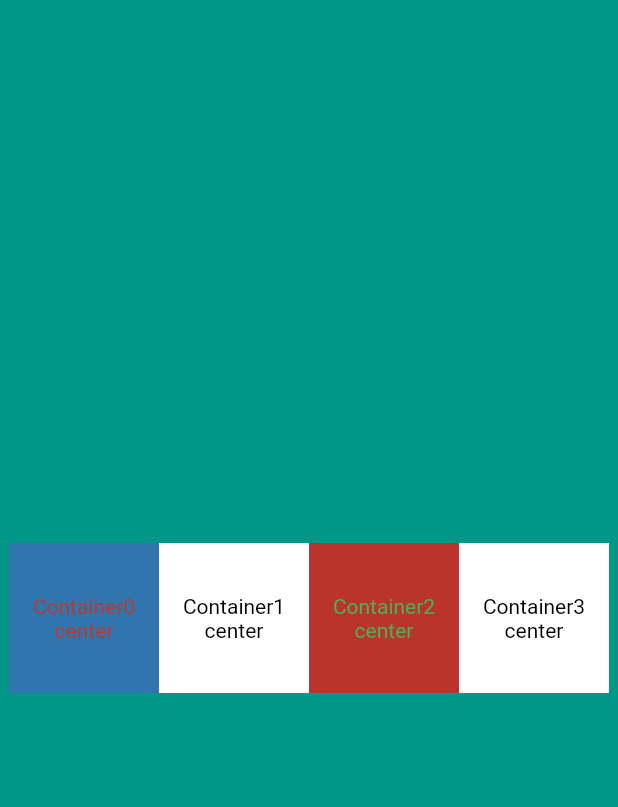
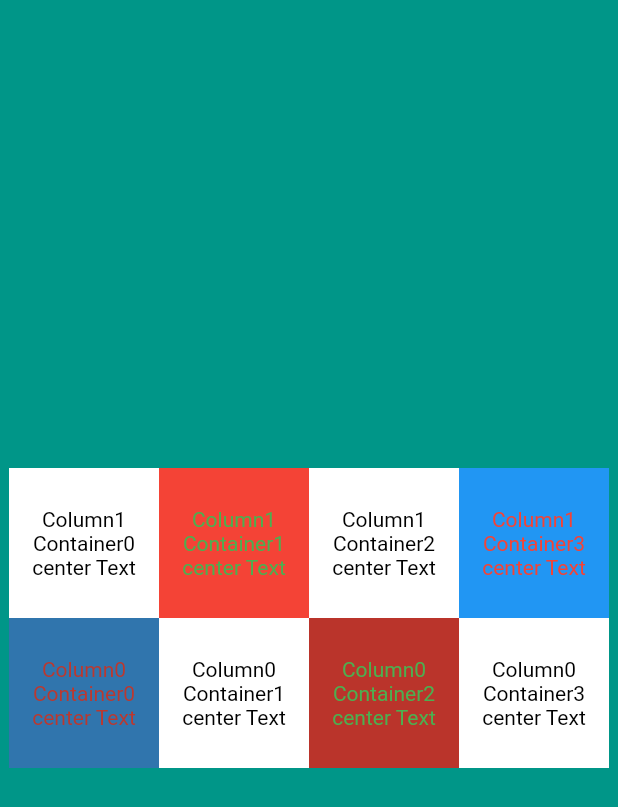
Before and after one commit to haguremon/layout_widgets_0, a Flutter app: the screen it shows after launch, on a phone screen of 412 x 824 dp. Shown: the top 807 px of the screen. Run offline on Flutter 3.47's test engine with Material 2 defaults, Android fonts, the phone set to English and light mode, and no system bars.

Commit message:
Columnの中にRowを入れる形でやってみた

```diff
--- a/lib/main.dart
+++ b/lib/main.dart
@@ -28,7 +28,11 @@ class MyApp extends StatelessWidget {
         body: SafeArea(
           child: Center(
               //Columnを使うことによって子ウィジェットを縦に並べて表示する事ができる
-              child: Row(
+              child: Column(
+                mainAxisSize: MainAxisSize.min,
+                verticalDirection: VerticalDirection.up,
+                children: [
+                  Row(
             //mainAxisAlignmentはchildrenの配置についてかな　MainAxisSize.minだと全く意味ない
             // mainAxisAlignment: MainAxisAlignment.center,
             //mainAxisAlignment: MainAxisAlignment.end,
@@ -48,7 +52,7 @@ class MyApp extends StatelessWidget {
                     color: const Color.fromARGB(255, 48, 117, 173),
                     child: const Center(
                       child: Text(
-                    'Container0 center',
+                        'Column0 Container0 center Text',
                         textAlign: TextAlign.center,
                         style: TextStyle(
                           color: Color.fromARGB(255, 187, 56, 47),
@@ -62,7 +66,7 @@ class MyApp extends StatelessWidget {
                     color: Colors.white,
                     child: const Center(
                       child: Text(
-                    'Container1 center',
+                        'Column0 Container1 center Text',
                         textAlign: TextAlign.center,
                         style: TextStyle(
                           color: Colors.black,
@@ -76,7 +80,7 @@ class MyApp extends StatelessWidget {
                     color: const Color.fromARGB(255, 186, 52, 43),
                     child: const Center(
                       child: Text(
-                    'Container2 center',
+                        'Column0 Container2 center Text',
                         textAlign: TextAlign.center,
                         style: TextStyle(
                           color: Colors.green,
@@ -90,7 +94,7 @@ class MyApp extends StatelessWidget {
                     color: Colors.white,
                     child: const Center(
                       child: Text(
-                    'Container3 center',
+                        'Column0 Container3 center Text',
                         textAlign: TextAlign.center,
                         style: TextStyle(
                           color: Colors.black,
@@ -99,6 +103,80 @@ class MyApp extends StatelessWidget {
                     ),
                   )
             ],
+          ),
+           Row(
+            //mainAxisAlignmentはchildrenの配置についてかな　MainAxisSize.minだと全く意味ない
+            // mainAxisAlignment: MainAxisAlignment.center,
+            //mainAxisAlignment: MainAxisAlignment.end,
+            //mainAxisAlignment: MainAxisAlignment.spaceAround,
+            //mainAxisAlignment: MainAxisAlignment.spaceBetween,
+            //mainAxisAlignment: MainAxisAlignment.start, //デフォ
+            mainAxisSize:
+                    MainAxisSize.min, //column自体が小さくなる //デフォMainAxisSize.max
+            //verticalDirection: VerticalDirection.up,//VerticalDirection.upすると物理的に画面を逆転したみたいになる
+            //crossAxisAlignmentを使って交差する軸を揃える
+            //crossAxisAlignment: CrossAxisAlignment.stretch,//stretchは中点で揃える
+
+            children: [
+                  Container(
+                    height: 100,
+                    width: 100,
+                    color: Colors.white,
+                    child: const Center(
+                      child: Text(
+                        'Column1 Container0 center Text',
+                        textAlign: TextAlign.center,
+                        style: TextStyle(
+                          color: Colors.black,
+                        ),
+                      ),
+                    ),
+                  ),
+                  Container(
+                    height: 100,
+                    width: 100,
+                    color: Colors.red,
+                    child: const Center(
+                      child: Text(
+                        'Column1 Container1 center Text',
+                        textAlign: TextAlign.center,
+                        style: TextStyle(
+                          color: Colors.green,
+                        ),
+                      ),
+                    ),
+                  ),
+                  Container(
+                    height: 100,
+                    width: 100,
+                    color:  Colors.white,
+                    child: const Center(
+                      child: Text(
+                        'Column1 Container2 center Text',
+                        textAlign: TextAlign.center,
+                        style: TextStyle(
+                          color: Colors.black,
+                        ),
+                      ),
+                    ),
+                  ),
+                  Container(
+                    height: 100,
+                    width: 100,
+                    color: Colors.blue,
+                    child: const Center(
+                      child: Text(
+                        'Column1 Container3 center Text',
+                        textAlign: TextAlign.center,
+                        style: TextStyle(
+                          color: Colors.red,
+                        ),
+                      ),
+                    ),
+                  )
+            ],
+          ),
+                ],
               )),
         ),
       ),
```
Lines whose indentation alone changed are shown as unchanged.
